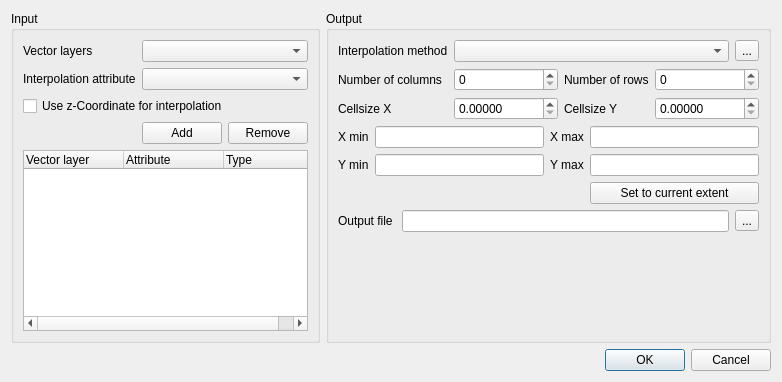
kadas-albireo/kadas-albireo, file src/plugins/interpolation/qgsinterpolationdialogbase.ui: the form before one commit.
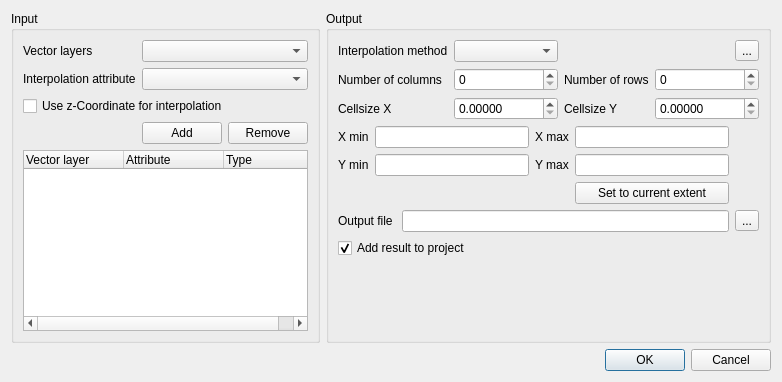
The form after the commit. Icons and pictures are not drawn.

Commit message: Ticket #6643 Interpolation plugin: the option to load a layer after analyses should be on by default

```diff
--- a/src/plugins/interpolation/qgsinterpolationdialogbase.ui
+++ b/src/plugins/interpolation/qgsinterpolationdialogbase.ui
@@ -6,7 +6,7 @@
    <rect>
     <x>0</x>
     <y>0</y>
-    <width>748</width>
+    <width>772</width>
     <height>382</height>
    </rect>
   </property>
@@ -137,10 +137,10 @@
         </property>
        </widget>
       </item>
-      <item row="0" column="2" colspan="4">
+      <item row="0" column="2">
        <widget class="QComboBox" name="mInterpolationMethodComboBox"/>
       </item>
-      <item row="0" column="6">
+      <item row="0" column="5">
        <widget class="QToolButton" name="mConfigureInterpolationButton">
         <property name="text">
          <string>...</string>
@@ -168,7 +168,7 @@
         </property>
        </widget>
       </item>
-      <item row="1" column="3" colspan="2">
+      <item row="1" column="3">
        <widget class="QLabel" name="mNumberOfRowsLabel">
         <property name="text">
          <string>Number of rows</string>
@@ -178,7 +178,7 @@
         </property>
        </widget>
       </item>
-      <item row="1" column="5" colspan="2">
+      <item row="1" column="4" colspan="2">
        <widget class="QSpinBox" name="mNumberOfRowsSpinBox">
         <property name="maximum">
          <number>10000000</number>
@@ -205,7 +205,7 @@
         </property>
        </widget>
       </item>
-      <item row="2" column="3" colspan="2">
+      <item row="2" column="3">
        <widget class="QLabel" name="mCellsizeYLabel">
         <property name="text">
          <string>Cellsize Y</string>
@@ -215,7 +215,7 @@
         </property>
        </widget>
       </item>
-      <item row="2" column="5" colspan="2">
+      <item row="2" column="4" colspan="2">
        <widget class="QDoubleSpinBox" name="mCellSizeYSpinBox">
         <property name="decimals">
          <number>5</number>
@@ -225,7 +225,7 @@
         </property>
        </widget>
       </item>
-      <item row="3" column="0" colspan="7">
+      <item row="3" column="0" colspan="5">
        <layout class="QGridLayout" name="gridLayout_2">
         <item row="0" column="0">
          <widget class="QLabel" name="mXMinLabel">
@@ -288,7 +288,7 @@
         </item>
        </layout>
       </item>
-      <item row="5" column="0">
+      <item row="4" column="0">
        <widget class="QLabel" name="mOutputFileLabel">
         <property name="text">
          <string>Output file </string>
@@ -298,17 +298,27 @@
         </property>
        </widget>
       </item>
-      <item row="5" column="1" colspan="5">
+      <item row="4" column="1" colspan="4">
        <widget class="QLineEdit" name="mOutputFileLineEdit"/>
       </item>
-      <item row="5" column="6">
+      <item row="4" column="5">
        <widget class="QToolButton" name="mOutputFileButton">
         <property name="text">
          <string>...</string>
         </property>
        </widget>
       </item>
-      <item row="6" column="1">
+      <item row="5" column="0" colspan="3">
+       <widget class="QCheckBox" name="mAddResultToProjectCheckBox">
+        <property name="text">
+         <string>Add result to project</string>
+        </property>
+        <property name="checked">
+         <bool>true</bool>
+        </property>
+       </widget>
+      </item>
+      <item row="6" column="0">
        <spacer name="verticalSpacer">
         <property name="orientation">
          <enum>Qt::Vertical</enum>
```
The commit also changes 1 other file.
